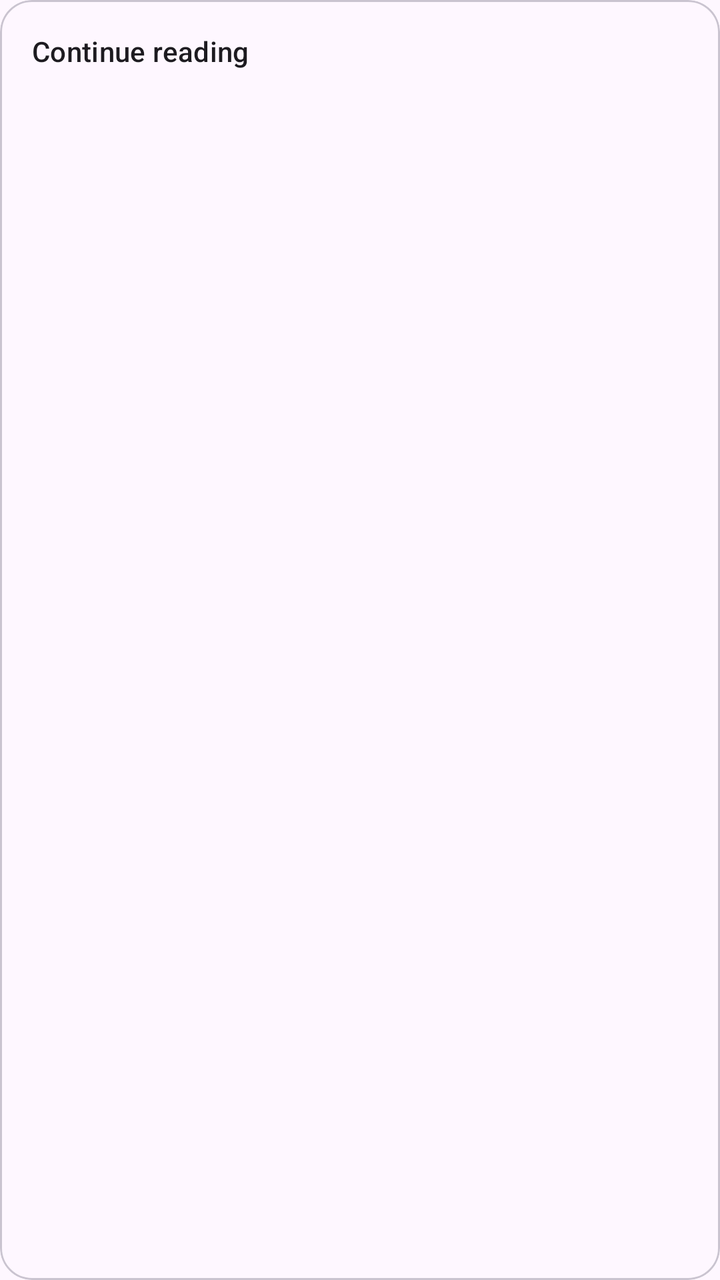
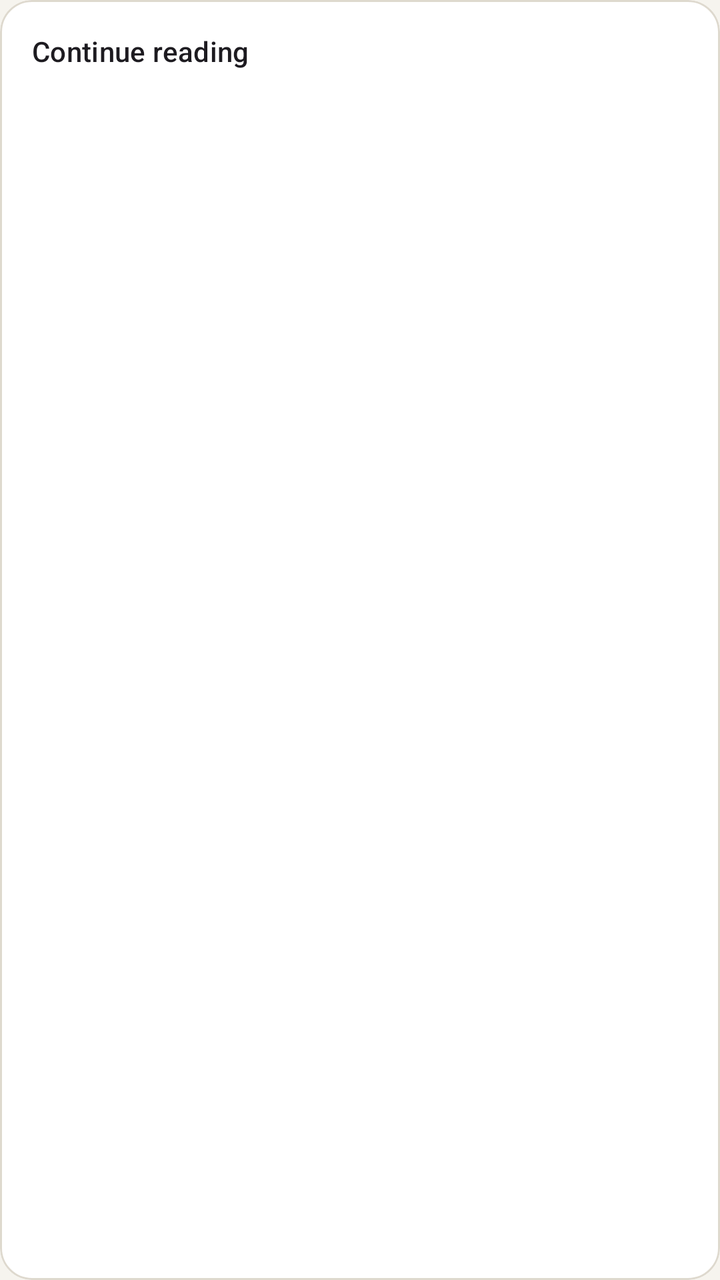

Screens rendered from an Android XML layout before and after an edit, with the pre-edit source and the edit as a unified diff.
<!-- AndroidManifest.xml: application theme Theme.Sower -->
<!-- res/layout/item_continue.xml -->
<?xml version="1.0" encoding="utf-8"?>
<com.google.android.material.card.MaterialCardView xmlns:android="http://schemas.android.com/apk/res/android"
    xmlns:app="http://schemas.android.com/apk/res-auto"
    android:id="@+id/continueCard"
    android:layout_width="match_parent"
    android:layout_height="wrap_content"
    android:layout_marginStart="16dp"
    android:layout_marginEnd="16dp"
    android:layout_marginTop="12dp"
    app:cardCornerRadius="16dp"
    app:strokeWidth="1dp">

    <LinearLayout
        android:layout_width="match_parent"
        android:layout_height="wrap_content"
        android:orientation="vertical"
        android:padding="16dp">

        <TextView
            android:layout_width="wrap_content"
            android:layout_height="wrap_content"
            android:text="@string/continue_reading"
            android:textAppearance="?attr/textAppearanceLabelLarge" />

        <TextView
            android:id="@+id/continueWhere"
            android:layout_width="wrap_content"
            android:layout_height="wrap_content"
            android:layout_marginTop="4dp"
            android:textAppearance="?attr/textAppearanceTitleMedium" />
    </LinearLayout>
</com.google.android.material.card.MaterialCardView>
<!-- resources referenced by this layout -->
<resources>
  <string name="continue_reading">Continue reading</string>
  <style name="Theme.Sower" parent="Base.Theme.Sower" />
  <style name="Base.Theme.Sower" parent="Theme.Material3.DayNight.NoActionBar">
          <item name="colorPrimary">@color/sower_green</item>
          <item name="colorOnPrimary">#FFFFFF</item>
          <item name="colorPrimaryContainer">#D8E8D4</item>
          <item name="colorOnPrimaryContainer">@color/sower_green_dark</item>
          <item name="colorSecondary">@color/sower_gold</item>
          
          <item name="android:statusBarColor">@android:color/transparent</item>
          
          <item name="bubbleBackground">@color/book_bubble</item>
          <item name="bubbleText">@color/sower_green_dark</item>
          <item name="bubbleRipple">@color/sower_green</item>
          <item name="sectionHeading">@color/sower_green</item>
      </style>
  <color name="sower_green">#2E6B34</color>
  <color name="sower_green_dark">#1E4A22</color>
  <color name="sower_gold">#C8A24B</color>
  <color name="book_bubble">#D8E8D4</color>
</resources>

<!-- the commit's change to res/layout/item_continue.xml (unified diff, before → after) -->
@@ -7,7 +7,9 @@
     android:layout_marginStart="16dp"
     android:layout_marginEnd="16dp"
     android:layout_marginTop="12dp"
+    app:cardBackgroundColor="@color/book_tile"
     app:cardCornerRadius="16dp"
+    app:strokeColor="@color/book_tile_border"
     app:strokeWidth="1dp">
 
     <LinearLayout
<!-- resource entries referenced after the edit -->
@@ -1,5 +1,7 @@
 <!-- resources referenced by this layout -->
 <resources>
+  <color name="book_tile">#FFFFFF</color>
+  <color name="book_tile_border">#DED9CE</color>
   <string name="continue_reading">Continue reading</string>
   <style name="Theme.Sower" parent="Base.Theme.Sower" />
   <style name="Base.Theme.Sower" parent="Theme.Material3.DayNight.NoActionBar">
@@ -8,6 +10,10 @@
           <item name="colorPrimaryContainer">#D8E8D4</item>
           <item name="colorOnPrimaryContainer">@color/sower_green_dark</item>
           <item name="colorSecondary">@color/sower_gold</item>
+          
+          <item name="android:colorBackground">@color/page_bg</item>
+          <item name="android:windowBackground">@color/page_bg</item>
+          <item name="colorSurface">@color/page_bg</item>
           
           <item name="android:statusBarColor">@android:color/transparent</item>
           
@@ -19,6 +25,7 @@
   <color name="sower_green">#2E6B34</color>
   <color name="sower_green_dark">#1E4A22</color>
   <color name="sower_gold">#C8A24B</color>
+  <color name="page_bg">#F6F4EE</color>
   <color name="book_bubble">#D8E8D4</color>
 </resources>
 
